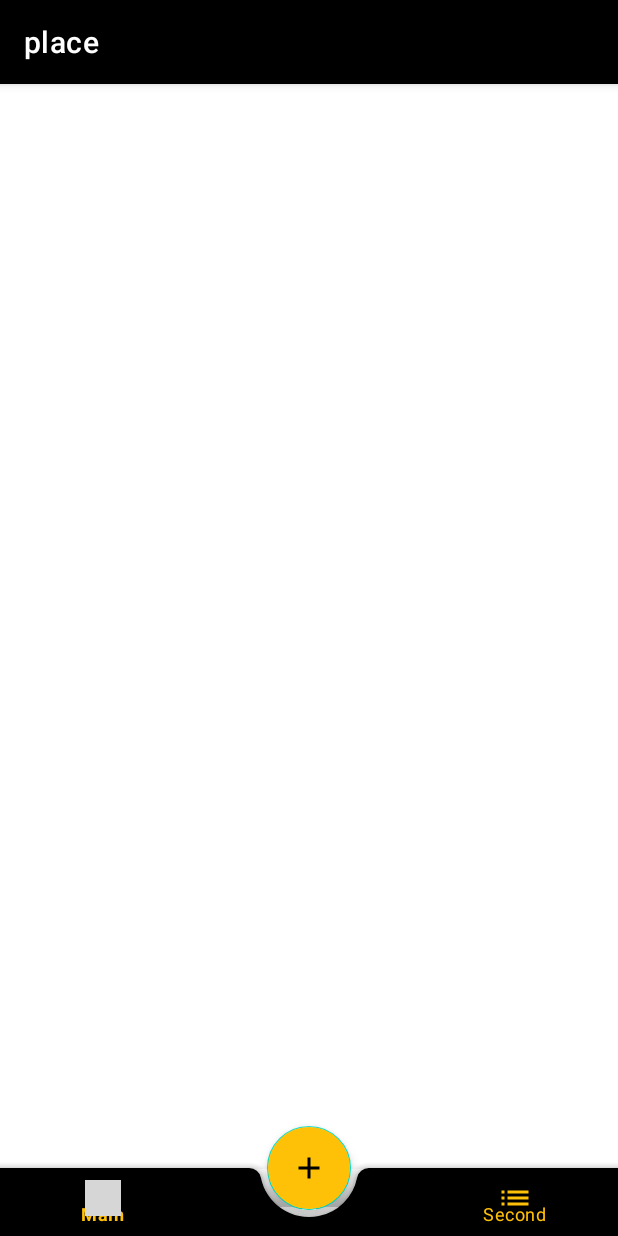
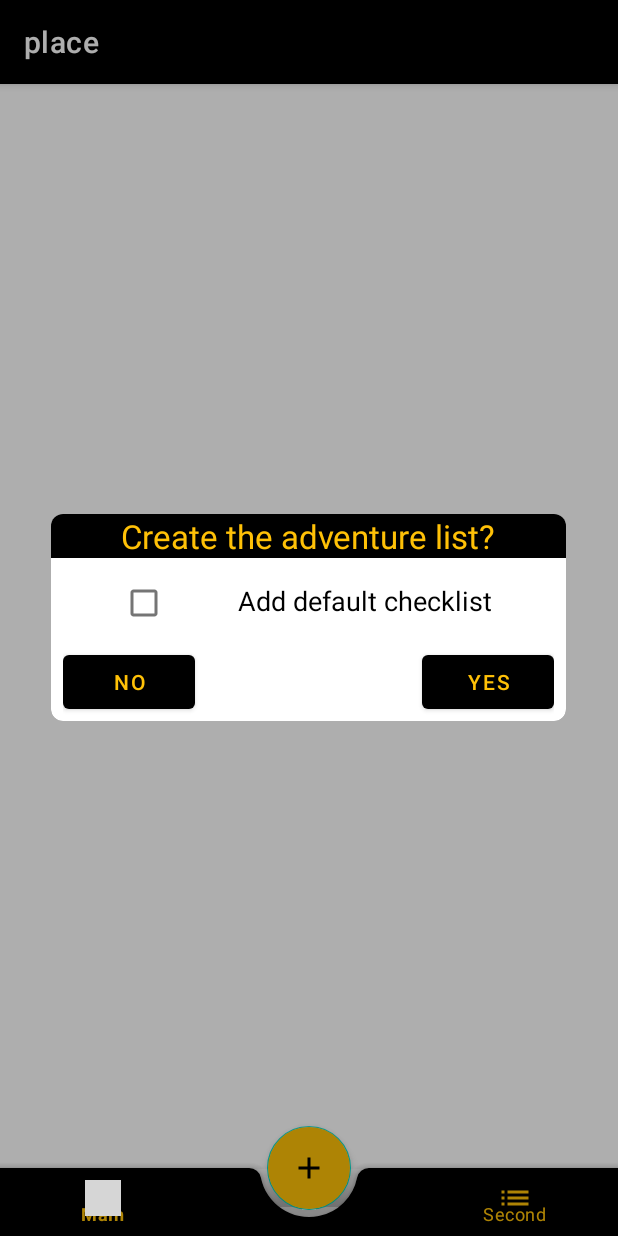
Before and after one commit to mvProject/whattowear, an Android app: the screen it shows after launch (MainActivity), item 2 of the bottom bar chosen, on a phone screen of 412 x 824 dp. Run offline under Robolectric (Android 15) with nearby library versions, the light colour scheme and no system bars; our stand-ins replace navigation-ui; libraries missing offline, so code that uses them is left out: com.jakewharton.retrofit2; pictures from the network do not load; 14 statements that could not run were skipped; grey boxes are pictures that could not be loaded.

Commit message:
add material alert dialog

```diff
--- a/app/src/main/java/com/kinectpro/whattowear/MainActivity.kt
+++ b/app/src/main/java/com/kinectpro/whattowear/MainActivity.kt
@@ -1,14 +1,15 @@
 package com.kinectpro.whattowear
 
+import android.content.DialogInterface
 import android.os.Bundle
-import android.widget.Toast
 import androidx.appcompat.app.AppCompatActivity
 import androidx.navigation.findNavController
 import androidx.navigation.ui.AppBarConfiguration
 import androidx.navigation.ui.setupActionBarWithNavController
 import androidx.navigation.ui.setupWithNavController
 import com.google.android.material.bottomnavigation.BottomNavigationView
-import com.kinectpro.whattowear.ui.fragment.MainFragment
+import com.kinectpro.whattowear.utils.dialogShow
+import com.kinectpro.whattowear.utils.shortToast
 import kotlinx.android.synthetic.main.activity_main.*
 
 class MainActivity : AppCompatActivity() {
@@ -27,14 +28,12 @@ class MainActivity : AppCompatActivity() {
         setupActionBarWithNavController(navController, appBarConfiguration)
         navView.setupWithNavController(navController)
 
-        val fm = supportFragmentManager
-
         fabAddTrip.setOnClickListener {
-            Toast.makeText(
-                applicationContext,
-                getString(R.string.message_add_trip),
-                Toast.LENGTH_SHORT
-            ).show()
+            dialogShow(this, positiveListener = DialogInterface.OnClickListener { _, _ ->
+                shortToast(this, "Dialog ok!")
+            })
         }
     }
+
+
 }
--- /dev/null
+++ b/app/src/main/java/com/kinectpro/whattowear/utils/MessageUtils.kt
@@ -0,0 +1,43 @@
+package com.kinectpro.whattowear.utils
+
+import android.content.Context
+import android.content.DialogInterface
+import android.widget.Toast
+import com.google.android.material.dialog.MaterialAlertDialogBuilder
+import com.kinectpro.whattowear.R
+
+/**
+ * Show material dialog with positive and neutral button
+ * @param context application context
+ * @param positiveListener on positive button click listener
+ * @param neutralListener on neutral button click listener
+ */
+fun dialogShow(
+    context: Context,
+    positiveListener: DialogInterface.OnClickListener? = null,
+    neutralListener: DialogInterface.OnClickListener? = null
+) {
+    val dialogBuilder = MaterialAlertDialogBuilder(
+        context,
+        R.style.ThemeOverlay_App_MaterialAlertDialog
+    ).apply {
+        setCancelable(true)
+        setView(R.layout.dialog_layout)
+        setPositiveButton(context.getString(R.string.dialog_button_yes), positiveListener)
+        setNeutralButton(context.getString(R.string.dialog_button_no), neutralListener)
+    }
+    dialogBuilder.show()
+}
+
+/**
+ * Show short toast message
+ * @param context application context
+ * @param msg string message
+ */
+fun shortToast(context: Context, msg: String) {
+    Toast.makeText(
+        context,
+        msg,
+        Toast.LENGTH_SHORT
+    ).show()
+}
--- /dev/null
+++ b/app/src/main/res/layout/dialog_layout.xml
@@ -0,0 +1,40 @@
+<?xml version="1.0" encoding="utf-8"?>
+<androidx.constraintlayout.widget.ConstraintLayout xmlns:android="http://schemas.android.com/apk/res/android"
+    xmlns:app="http://schemas.android.com/apk/res-auto"
+    android:layout_width="wrap_content"
+    android:layout_height="wrap_content">
+
+    <com.google.android.material.textview.MaterialTextView
+        android:id="@+id/dialog_title"
+        android:layout_width="match_parent"
+        android:layout_height="wrap_content"
+        android:background="@color/colorPrimary"
+        android:text="@string/dialog_title"
+        android:textAlignment="center"
+        android:textColor="@color/colorAccent"
+        android:textSize="@dimen/text_size_22sp"
+        app:layout_constraintStart_toStartOf="parent"
+        app:layout_constraintTop_toTopOf="parent" />
+
+    <com.google.android.material.checkbox.MaterialCheckBox
+        android:id="@+id/checkBox"
+        android:layout_width="@dimen/view_size_25dp"
+        android:layout_height="@dimen/view_size_25dp"
+        app:layout_constraintStart_toStartOf="parent"
+        app:layout_constraintEnd_toStartOf="@id/dialog_text"
+        app:layout_constraintBaseline_toBaselineOf="@id/dialog_text" />
+
+    <com.google.android.material.textview.MaterialTextView
+        android:id="@+id/dialog_text"
+        android:layout_width="wrap_content"
+        android:layout_height="wrap_content"
+        android:paddingTop="@dimen/padding_16dp"
+        android:paddingBottom="@dimen/padding_16dp"
+        android:text="@string/dialog_message"
+        android:textAlignment="center"
+        android:textColor="@color/colorPrimary"
+        android:textSize="@dimen/text_size_16sp"
+        app:layout_constraintStart_toEndOf="@id/checkBox"
+        app:layout_constraintTop_toBottomOf="@id/dialog_title"
+        app:layout_constraintEnd_toEndOf="parent" />
+</androidx.constraintlayout.widget.ConstraintLayout>
--- a/app/src/main/res/values/dimens.xml
+++ b/app/src/main/res/values/dimens.xml
@@ -8,6 +8,7 @@
     <dimen name="padding_8dp">8dp</dimen>
     <dimen name="padding_12dp">12dp</dimen>
     <dimen name="padding_16dp">16dp</dimen>
+    <dimen name="padding_35dp">35dp</dimen>
     <dimen name="fab_margin_end">12dp</dimen>
     <dimen name="fab_margin_bottom">12dp</dimen>
     <dimen name="progress_bar_height_8dp">8dp</dimen>
@@ -15,6 +16,7 @@
     <dimen name="ripple_padding_12dp">12dp</dimen>
     <dimen name="text_size_12sp">12sp</dimen>
     <dimen name="text_size_14sp">14sp</dimen>
+    <dimen name="text_size_16sp">18sp</dimen>
     <dimen name="text_size_22sp">22sp</dimen>
     <dimen name="padding_64dp">64dp</dimen>
     <dimen name="weather_icon_size_56dp">56dp</dimen>
@@ -24,4 +26,5 @@
     <dimen name="view_size_80dp">80dp</dimen>
     <dimen name="view_size_300dp">300dp</dimen>
     <dimen name="view_size_150dp">150dp</dimen>
+    <dimen name="view_size_25dp">25dp</dimen>
 </resources>
--- a/app/src/main/res/values/strings.xml
+++ b/app/src/main/res/values/strings.xml
@@ -39,5 +39,9 @@
     <string name="temperature_value_description">Max: %d %s "\n"Min: %3d %s</string>
     <string name="navigation_title_main">Main</string>
     <string name="navigation_title_second">Second</string>
-    <string name="message_add_trip">Add a trip</string>
+
+    <string name="dialog_title">Create the adventure list?</string>
+    <string name="dialog_message">Add default checklist</string>
+    <string name="dialog_button_yes">Yes</string>
+    <string name="dialog_button_no">No</string>
 </resources>
--- a/app/src/main/res/values/styles.xml
+++ b/app/src/main/res/values/styles.xml
@@ -34,4 +34,29 @@
         <item name="android:textColor">@color/colorPrimary</item>
         <item name="android:padding">@dimen/padding_4dp</item>
     </style>
+
+
+    <style name="ThemeOverlay.App.MaterialAlertDialog" parent="ThemeOverlay.MaterialComponents.MaterialAlertDialog">
+        <item name="alertDialogStyle">@style/MaterialAlertDialog.App</item>
+        <item name="buttonBarPositiveButtonStyle">@style/Widget.App.Button</item>
+        <item name="buttonBarNeutralButtonStyle">@style/Widget.App.Button</item>
+    </style>
+
+    <style name="Widget.App.Button" parent="Widget.MaterialComponents.Button">
+        <item name="materialThemeOverlay">@style/ThemeOverlay.App.Button</item>
+    </style>
+
+    <style name="ThemeOverlay.App.Button" parent="">
+        <item name="colorOnPrimary">@color/colorAccent</item>
+        <item name="colorOnSurface">@color/colorPrimary</item>
+    </style>
+
+    <style name="MaterialAlertDialog.App" parent="MaterialAlertDialog.MaterialComponents">
+        <item name="shapeAppearance">@style/ShapeAppearance.App.MediumComponent</item>
+    </style>
+
+    <style name="ShapeAppearance.App.MediumComponent" parent="ShapeAppearance.MaterialComponents.MediumComponent">
+        <item name="cornerFamily">rounded</item>
+        <item name="cornerSize">8dp</item>
+    </style>
 </resources>
```
Also changed, not shown: 2 other files.
